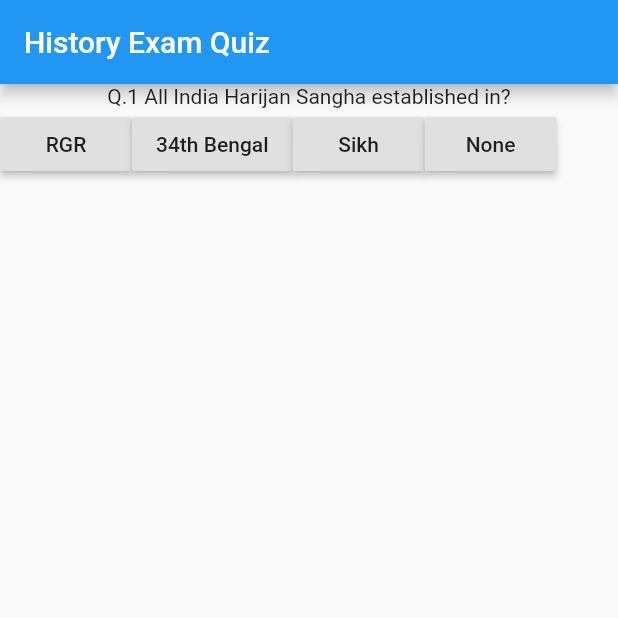
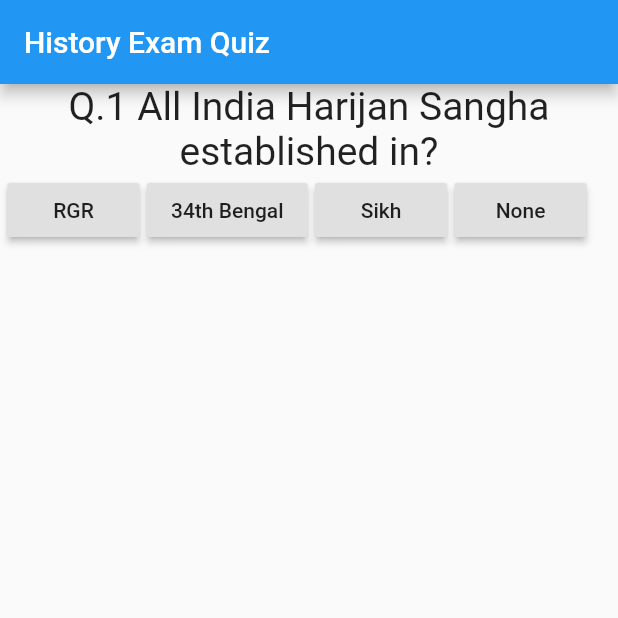
Before and after one commit to devendermahto/flutter_complete_guide, a Flutter app: the screen it shows after launch, on a phone screen of 412 x 824 dp, the top half of it. Run offline on Flutter 3.47's test engine with Material 2 defaults, Android fonts, the phone set to English and light mode, and no system bars.

Commit message:
container margin

```diff
--- a/lib/main.dart
+++ b/lib/main.dart
@@ -1,4 +1,5 @@
 import 'package:flutter/material.dart';
+import './question.dart';
 
 void main() {
   runApp(MyApp());
@@ -39,24 +40,45 @@ class MyAppState extends State<MyApp> {
         ),
         body: Column(
           children: [
-            Text(questions[questionIndex]),
+            Question(questions[questionIndex]),
             Row(
               children: [
-                RaisedButton(
+                Container(
+                  margin: const EdgeInsets.only(
+                    left: 5.0,
+                  ),
+                  child: RaisedButton(
                     child: Text('RGR'),
                     onPressed: answerQuestion,
                   ),
-                RaisedButton(
+                ),
+                Container(
+                  margin: const EdgeInsets.only(
+                    left: 5.0,
+                  ),
+                  child: RaisedButton(
                     child: Text('34th Bengal'),
                     onPressed: answerQuestion,
                   ),
-                RaisedButton(
+                ),
+                Container(
+                  margin: const EdgeInsets.only(
+                    left: 5.0,
+                  ),
+                  child: RaisedButton(
                     child: Text('Sikh'),
                     onPressed: answerQuestion,
                   ),
-                RaisedButton(
+                ),
+                Container(
+                  margin: const EdgeInsets.only(
+                    left: 5.0,
+                    right: 0,
+                  ),
+                  child: RaisedButton(
                     child: Text('None'),
                     onPressed: answerQuestion,
+                  ),
                 ),
               ],
             ),
--- /dev/null
+++ b/lib/question.dart
@@ -0,0 +1,18 @@
+import 'package:flutter/material.dart';
+
+class Question extends StatelessWidget {
+  final String questionText;
+  Question(this.questionText);
+
+  @override
+  Widget build(BuildContext context) {
+    return Container(
+      width: double.infinity,
+      child: Text(
+        questionText,
+        style: TextStyle(fontSize: 26),
+        textAlign: TextAlign.center,
+      ),
+    );
+  }
+}
```
Lines whose indentation alone changed are shown as unchanged.
